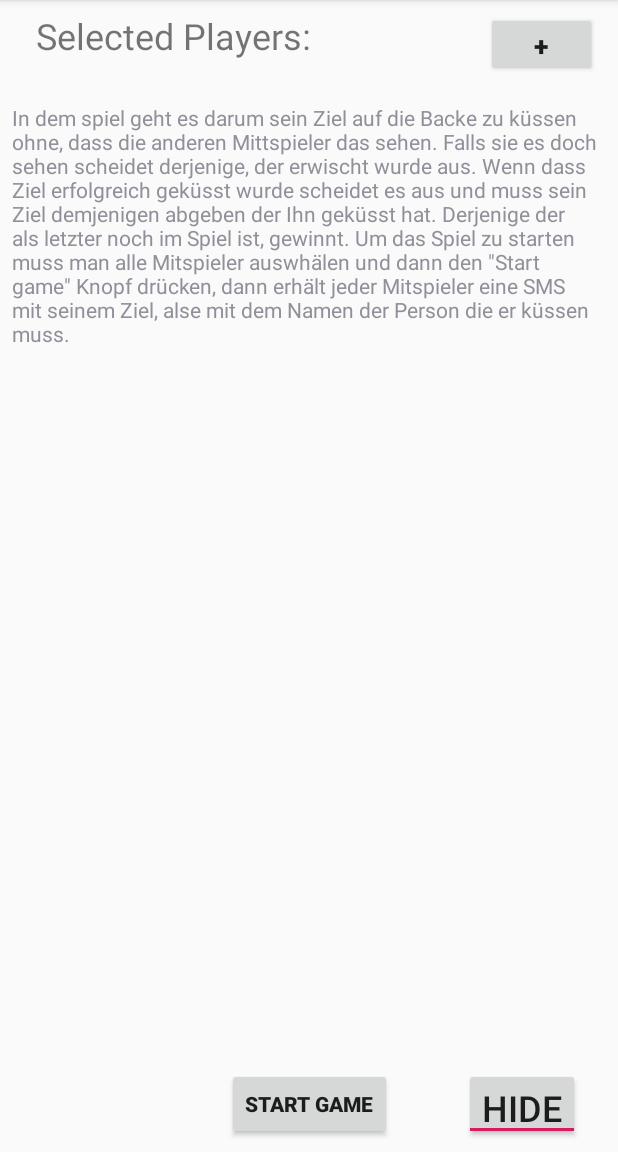
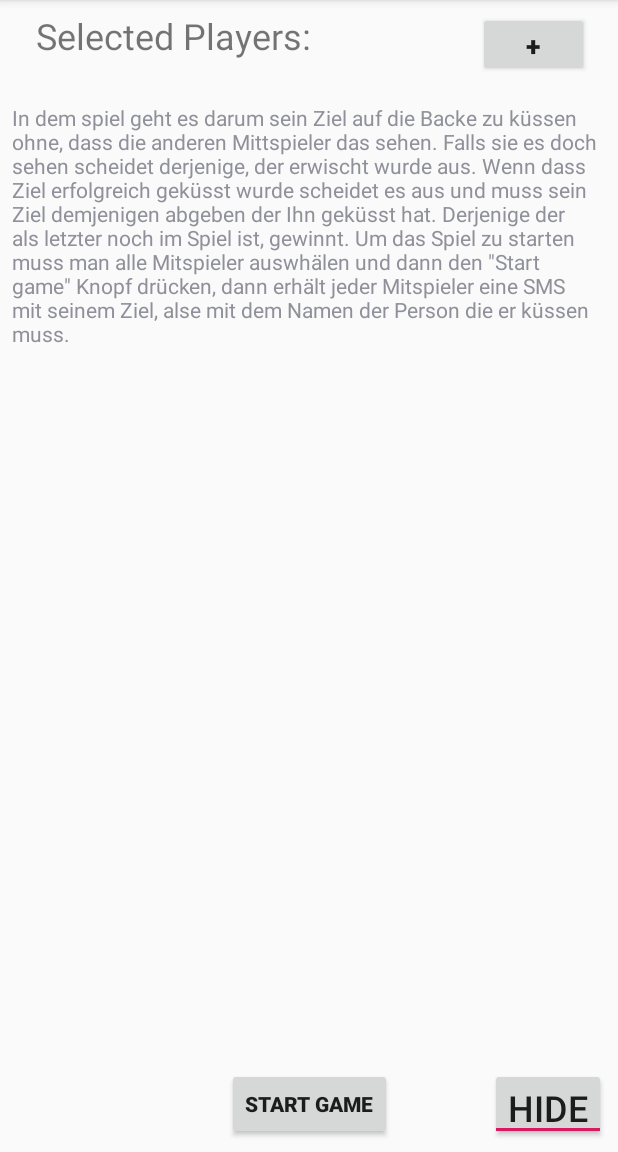
Before and after one commit to Nianmi/jeros, an Android app: the screen it shows after launch (MainActivity), after a tap on an icon or button, on a phone screen of 412 x 824 dp, the part 84-1236 px from its top. Run offline under Robolectric (Android 15) with nearby library versions, the phone set to English and light mode, and no system bars.

Commit message:
Fixed Permissions, Fixed Layout

```diff
--- a/app/src/main/java/com/example/jeros/MainActivity.java
+++ b/app/src/main/java/com/example/jeros/MainActivity.java
@@ -31,11 +31,11 @@ import java.util.Comparator;
 
 public class MainActivity extends AppCompatActivity {
 
-    Button SMSButtonDe, ContacsButtonDe;
-    Button selectContact, helpBtn, startGameBtn, helpTglBtn;
+    Button selectContact, startGameBtn, helpTglBtn;
     String[] contactNamesUse;
     boolean[] checkedItems;
     boolean helpOpen = false;
+    boolean firstTimeAddingContacts = true;
 
     ArrayList<Integer> outputIDs = new ArrayList<>();
     ArrayList<ContactsClass> listContacts = new ArrayList<>();
@@ -52,13 +52,11 @@ public class MainActivity extends AppCompatActivity {
         setContentView(R.layout.activity_main);
 
         //All Premissions
-        ActivityCompat.requestPermissions(this, new String[]{Manifest.permission.SEND_SMS}, 1);
-        ActivityCompat.requestPermissions(this, new String[]{Manifest.permission.READ_CONTACTS}, 1);
+        ActivityCompat.requestPermissions(this, new String[]{Manifest.permission.SEND_SMS, Manifest.permission.READ_CONTACTS}, 1);
 
         //Init GUI
         selectContact = (Button) findViewById(R.id.button1);
         startGameBtn = (Button) findViewById(R.id.button4);
-        helpBtn = (Button) findViewById(R.id.button5);
         helpTglBtn = (Button) findViewById(R.id.helpToggleButton);
 
         // Find the ScrollView
@@ -66,6 +64,8 @@ public class MainActivity extends AppCompatActivity {
         // Create a LinearLayout element
         linearLayout = new LinearLayout(getApplicationContext());
         linearLayout.setOrientation(LinearLayout.VERTICAL);
+
+        //createContactsList();
 
         selectContact.setOnClickListener(new View.OnClickListener() {
             @Override
@@ -78,13 +78,6 @@ public class MainActivity extends AppCompatActivity {
             @Override
             public void onClick(View v) {
                 startGame();
-            }
-        });
-
-        helpBtn.setOnClickListener(new View.OnClickListener() {
-            @Override
-            public void onClick(View v) {
-                gameDescription();
             }
         });
 
@@ -102,20 +95,14 @@ public class MainActivity extends AppCompatActivity {
 
             }
         });
-
-        createContactsList();
-
-        checkedItems = new boolean[listContacts.size()];
-
-        contactNamesUse = new String[listContacts.size()];
-
-        for(int i =0; i< listContacts.size(); i++)
-        {
-            contactNamesUse[i] = listContacts.get(i).getName();
-        }
     }
 
+
     public void selectContactFcn(){
+        if(firstTimeAddingContacts == true){
+         createContactsList();
+            firstTimeAddingContacts = false;
+        }
         try{
             AlertDialog.Builder mBuilder = new AlertDialog.Builder(MainActivity.this);
             mBuilder.setTitle("Choose Contacts...");
@@ -276,6 +263,16 @@ public class MainActivity extends AppCompatActivity {
                     }
                 });
             }
+
+            checkedItems = new boolean[listContacts.size()];
+
+            contactNamesUse = new String[listContacts.size()];
+
+            for(int i =0; i< listContacts.size(); i++)
+            {
+                contactNamesUse[i] = listContacts.get(i).getName();
+            }
+
         }
         catch (Exception e){
             boolean permissionGranted = ContextCompat.checkSelfPermission(this, Manifest.permission.READ_CONTACTS) == PackageManager.PERMISSION_GRANTED;
--- a/app/src/main/res/layout/activity_main.xml
+++ b/app/src/main/res/layout/activity_main.xml
@@ -10,16 +10,13 @@
         android:id="@+id/button1"
         android:layout_width="74dp"
         android:layout_height="43dp"
-        android:layout_marginStart="20dp"
-        android:layout_marginLeft="20dp"
         android:layout_marginTop="8dp"
-        android:layout_marginEnd="8dp"
-        android:layout_marginRight="8dp"
+        android:layout_marginEnd="19dp"
+        android:layout_marginRight="19dp"
         android:text="+"
         android:textSize="18sp"
         android:textStyle="bold"
         app:layout_constraintEnd_toEndOf="parent"
-        app:layout_constraintStart_toEndOf="@+id/titleTextView"
         app:layout_constraintTop_toTopOf="parent" />
 
     <Button
@@ -39,7 +36,7 @@
 
     <ScrollView
         android:id="@+id/scrollView1"
-        android:layout_width="394dp"
+        android:layout_width="0dp"
         android:layout_height="0dp"
         android:layout_marginStart="8dp"
         android:layout_marginLeft="8dp"
@@ -51,7 +48,6 @@
         android:fillViewport="false"
         app:layout_constraintBottom_toTopOf="@+id/button4"
         app:layout_constraintEnd_toEndOf="parent"
-        app:layout_constraintHorizontal_bias="0.0"
         app:layout_constraintStart_toStartOf="parent"
         app:layout_constraintTop_toBottomOf="@+id/titleTextView"
         app:layout_constraintVertical_bias="0.0" />
@@ -70,30 +66,10 @@
         app:layout_constraintStart_toStartOf="parent"
         app:layout_constraintTop_toTopOf="parent" />
 
-    <Button
-        android:id="@+id/button5"
-        android:layout_width="64dp"
-        android:layout_height="49dp"
-        android:layout_marginStart="8dp"
-        android:layout_marginLeft="8dp"
-        android:layout_marginTop="12dp"
-        android:layout_marginBottom="8dp"
-        android:text=" ? "
-        android:textSize="24sp"
-        android:visibility="invisible"
-        app:layout_constraintBottom_toBottomOf="parent"
-        app:layout_constraintEnd_toEndOf="parent"
-        app:layout_constraintHorizontal_bias="0.88"
-        app:layout_constraintStart_toEndOf="@+id/button4"
-        app:layout_constraintTop_toBottomOf="@+id/scrollView1"
-        app:layout_constraintVertical_bias="1.0" />
-
     <ToggleButton
         android:id="@+id/helpToggleButton"
         android:layout_width="77dp"
         android:layout_height="48dp"
-        android:layout_marginStart="8dp"
-        android:layout_marginLeft="8dp"
         android:layout_marginTop="8dp"
         android:layout_marginEnd="8dp"
         android:layout_marginRight="8dp"
@@ -103,9 +79,7 @@
         android:textOn="Hide"
         android:textSize="24sp"
         app:layout_constraintBottom_toBottomOf="parent"
-        app:layout_constraintEnd_toEndOf="@+id/button5"
-        app:layout_constraintHorizontal_bias="0.833"
-        app:layout_constraintStart_toEndOf="@+id/button4"
+        app:layout_constraintEnd_toEndOf="parent"
         app:layout_constraintTop_toBottomOf="@+id/scrollView1"
         app:layout_constraintVertical_bias="1.0" />
 
```
